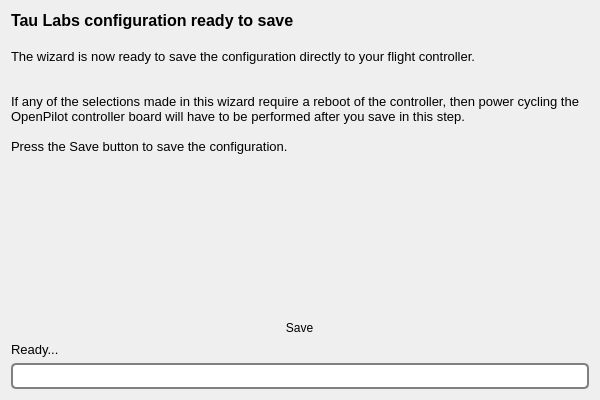
Qt form ground/gcs/src/plugins/setupwizard/pages/savepage.ui (TauLabs/TauLabs) before a commit.
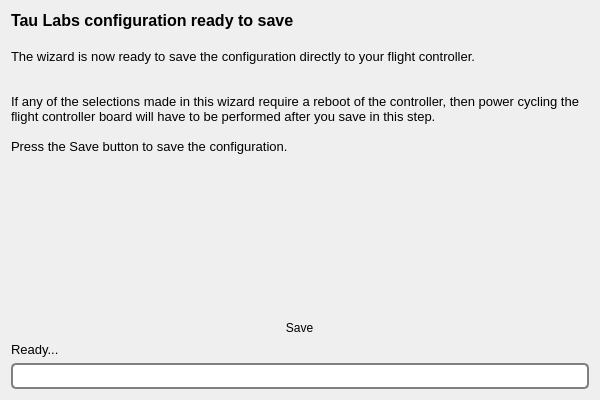
The same form after that commit. Icons and pictures are not drawn.

Commit message: SetupWizard: make sure all fonts 10pt an not 8

```diff
--- a/ground/gcs/src/plugins/setupwizard/pages/savepage.ui
+++ b/ground/gcs/src/plugins/setupwizard/pages/savepage.ui
@@ -26,7 +26,7 @@
 &lt;p style=&quot; margin-top:0px; margin-bottom:0px; margin-left:0px; margin-right:0px; -qt-block-indent:0; text-indent:0px;&quot;&gt;&lt;span style=&quot; font-family:'MS Shell Dlg 2'; font-size:10pt;&quot;&gt;The wizard is now ready to save the configuration directly to your flight controller. &lt;/span&gt;&lt;/p&gt;
 &lt;p style=&quot;-qt-paragraph-type:empty; margin-top:0px; margin-bottom:0px; margin-left:0px; margin-right:0px; -qt-block-indent:0; text-indent:0px; font-family:'MS Shell Dlg 2'; font-size:10pt;&quot;&gt;&lt;br /&gt;&lt;/p&gt;
 &lt;p style=&quot;-qt-paragraph-type:empty; margin-top:0px; margin-bottom:0px; margin-left:0px; margin-right:0px; -qt-block-indent:0; text-indent:0px; font-family:'MS Shell Dlg 2'; font-size:10pt;&quot;&gt;&lt;br /&gt;&lt;/p&gt;
-&lt;p style=&quot; margin-top:0px; margin-bottom:0px; margin-left:0px; margin-right:0px; -qt-block-indent:0; text-indent:0px;&quot;&gt;&lt;span style=&quot; font-family:'MS Shell Dlg 2'; font-size:10pt;&quot;&gt;If any of the selections made in this wizard require a reboot of the controller, then power cycling the OpenPilot controller board will have to be performed after you save in this step.&lt;/span&gt;&lt;/p&gt;
+&lt;p style=&quot; margin-top:0px; margin-bottom:0px; margin-left:0px; margin-right:0px; -qt-block-indent:0; text-indent:0px;&quot;&gt;&lt;span style=&quot; font-family:'MS Shell Dlg 2'; font-size:10pt;&quot;&gt;If any of the selections made in this wizard require a reboot of the controller, then power cycling the flight controller board will have to be performed after you save in this step.&lt;/span&gt;&lt;/p&gt;
 &lt;p style=&quot;-qt-paragraph-type:empty; margin-top:0px; margin-bottom:0px; margin-left:0px; margin-right:0px; -qt-block-indent:0; text-indent:0px; font-family:'MS Shell Dlg 2'; font-size:10pt;&quot;&gt;&lt;br /&gt;&lt;/p&gt;
 &lt;p style=&quot; margin-top:0px; margin-bottom:0px; margin-left:0px; margin-right:0px; -qt-block-indent:0; text-indent:0px;&quot;&gt;&lt;span style=&quot; font-family:'MS Shell Dlg 2'; font-size:10pt;&quot;&gt;Press the Save button to save the configuration.&lt;/span&gt;&lt;/p&gt;
 &lt;p style=&quot;-qt-paragraph-type:empty; margin-top:0px; margin-bottom:0px; margin-left:0px; margin-right:0px; -qt-block-indent:0; text-indent:0px; font-family:'MS Shell Dlg 2'; font-size:10pt;&quot;&gt;&lt;br /&gt;&lt;/p&gt;
```
The commit also changes 2 other files.
